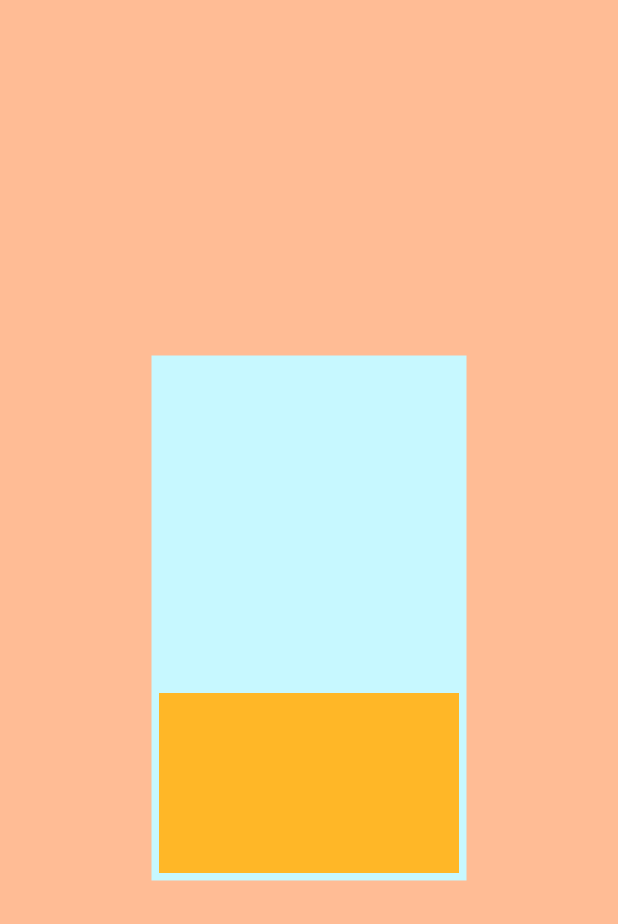
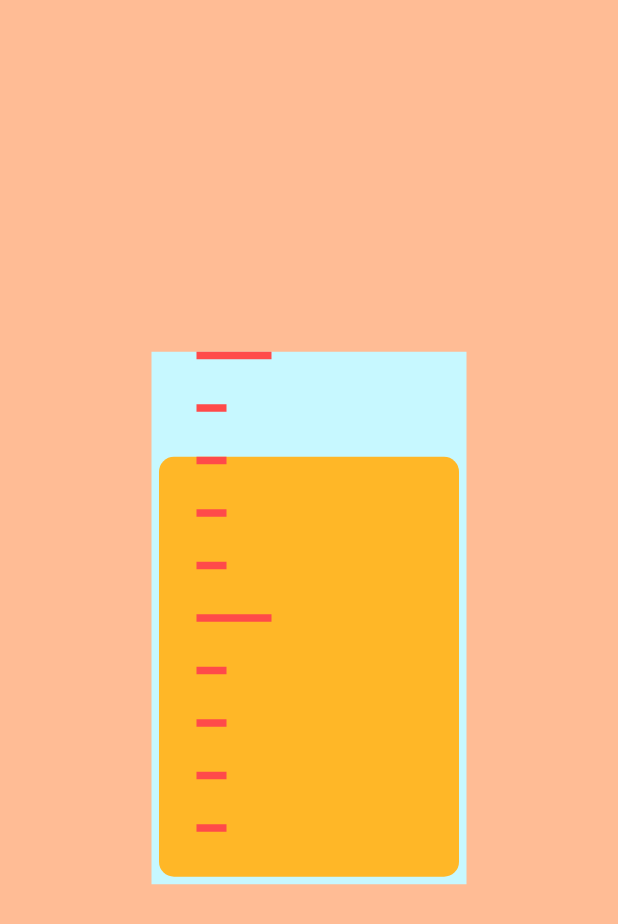
Before and after one commit to p2hacks2024/pre-17, a Flutter app: the screen it shows after launch, on a phone screen of 412 x 824 dp. Shown: the top 924 px of the screen. Run offline on Flutter 3.47's test engine with Material 3 defaults, Android fonts, the light colour scheme and no system bars; our stand-ins replace flutter_riverpod; missing offline and left inert: torch_light.

Commit message:
fix: mainを最新バージョンに更新 #1

```diff
--- a/lib/main.dart
+++ b/lib/main.dart
@@ -1,22 +1,37 @@
 import 'package:flutter/material.dart';
 import 'package:flutter_riverpod/flutter_riverpod.dart';
-import 'torch_timer.dart';
 
 void main() {
   runApp(const MyApp());
 }
 
-double ratio = 0.5;
+double ratio = 0.8; //ジョッキに入っているアルコール量(max:1.0)
 
 class MyApp extends StatelessWidget {
   const MyApp({super.key});
 
+  // This widget is the root of your application.
   @override
   Widget build(BuildContext context) {
     return MaterialApp(
       debugShowCheckedModeBanner: false,
       title: 'P2HACKS2024 team17',
       theme: ThemeData(
+        // This is the theme of your application.
+        //
+        // TRY THIS: Try running your application with "flutter run". You'll see
+        // the application has a purple toolbar. Then, without quitting the app,
+        // try changing the seedColor in the colorScheme below to Colors.green
+        // and then invoke "hot reload" (save your changes or press the "hot
+        // reload" button in a Flutter-supported IDE, or press "r" if you used
+        // the command line to start the app).
+        //
+        // Notice that the counter didn't reset back to zero; the application
+        // state is not lost during the reload. To reset the state, use hot
+        // restart instead.
+        //
+        // This works for code too, not just values: Most code changes can be
+        // tested with just a hot reload.
         colorScheme: ColorScheme.fromSeed(seedColor: Colors.deepPurple),
         useMaterial3: true,
       ),
@@ -28,6 +43,15 @@ class MyApp extends StatelessWidget {
 class MyHomePage extends StatefulWidget {
   const MyHomePage({super.key, required this.title});
 
+  // This widget is the home page of your application. It is stateful, meaning
+  // that it has a State object (defined below) that contains fields that affect
+  // how it looks.
+
+  // This class is the configuration for the state. It holds the values (in this
+  // case the title) provided by the parent (in this case the App widget) and
+  // used by the build method of the State. Fields in a Widget subclass are
+  // always marked "final".
+
   final String title;
 
   @override
@@ -35,41 +59,57 @@ class MyHomePage extends StatefulWidget {
 }
 
 class _MyHomePageState extends State<MyHomePage> {
-  final TorchTimer _torchTimer = TorchTimer(); // インスタンスを作成
-  bool _isTorchOn = false; // トーチの状態をUIで反映
-
-  @override
-  void initState() {
-    super.initState();
-    // WidgetsBindingを使用してcontextを渡す
-    WidgetsBinding.instance.addPostFrameCallback((_) {
-      _torchTimer.start(context); // contextを渡してトーチを開始
-    });
-  }
-
-  @override
-  void dispose() {
-    _torchTimer.stop(); // タイマーを停止
-    super.dispose();
-  }
-
-  Future<void> _toggleTorch() async {
-    await _torchTimer.toggleFlashlight();
-    setState(() {
-      _isTorchOn = !_isTorchOn; // トーチの状態をUIに反映
-    });
-  }
-
   int _counter = 0;
 
   void _incrementCounter() {
     setState(() {
+      // This call to setState tells the Flutter framework that something has
+      // changed in this State, which causes it to rerun the build method below
+      // so that the display can reflect the updated values. If we changed
+      // _counter without calling setState(), then the build method would not be
+      // called again, and so nothing would appear to happen.
       _counter++;
     });
   }
 
   @override
   Widget build(BuildContext context) {
+    List<Widget> scaleLine() {
+      List<Widget> widgets = [];
+      for (int i = 0; i < 10; i++) {
+        if (i % 5 == 0) {
+          widgets.add(
+            Positioned(
+              top: 350 * (i / 10),
+              left: 30,
+              child: Container(
+                height: 5,
+                width: 50,
+                decoration: BoxDecoration(
+                  color: Color.fromARGB(255, 255, 74, 74),
+                ),
+              ),
+            ),
+          );
+        } else {
+          widgets.add(
+            Positioned(
+              top: 350 * (i / 10),
+              left: 30,
+              child: Container(
+                height: 5,
+                width: 20,
+                decoration: BoxDecoration(
+                  color: Color.fromARGB(255, 255, 74, 74),
+                ),
+              ),
+            ),
+          );
+        }
+      }
+      return widgets;
+    }
+
     return Scaffold(
       backgroundColor: const Color.fromARGB(255, 255, 188, 149),
       body: Center(
@@ -77,25 +117,28 @@ class _MyHomePageState extends State<MyHomePage> {
           alignment: Alignment.center,
           children: [
             Container(
-              height: 350,
+              height: 355,
               width: 210,
-              // alignment: Alignment.center,
+              alignment: Alignment.center,
               decoration: BoxDecoration(
                 color: Color.fromARGB(255, 199, 248, 255),
               ),
             ),
             Positioned(
-              top: 225,
+              top: 350 * (1 - ratio),
               left: 5,
               child: Container(
-                height: 120,
+                height: 350 * ratio,
                 width: 200,
+
                 // alignment: Alignment.center,
                 decoration: BoxDecoration(
+                  borderRadius: BorderRadius.circular(10),
                   color: Color.fromARGB(255, 255, 183, 39),
                 ),
               ),
             ),
+            ...scaleLine(),
           ],
         ),
       ),
```
